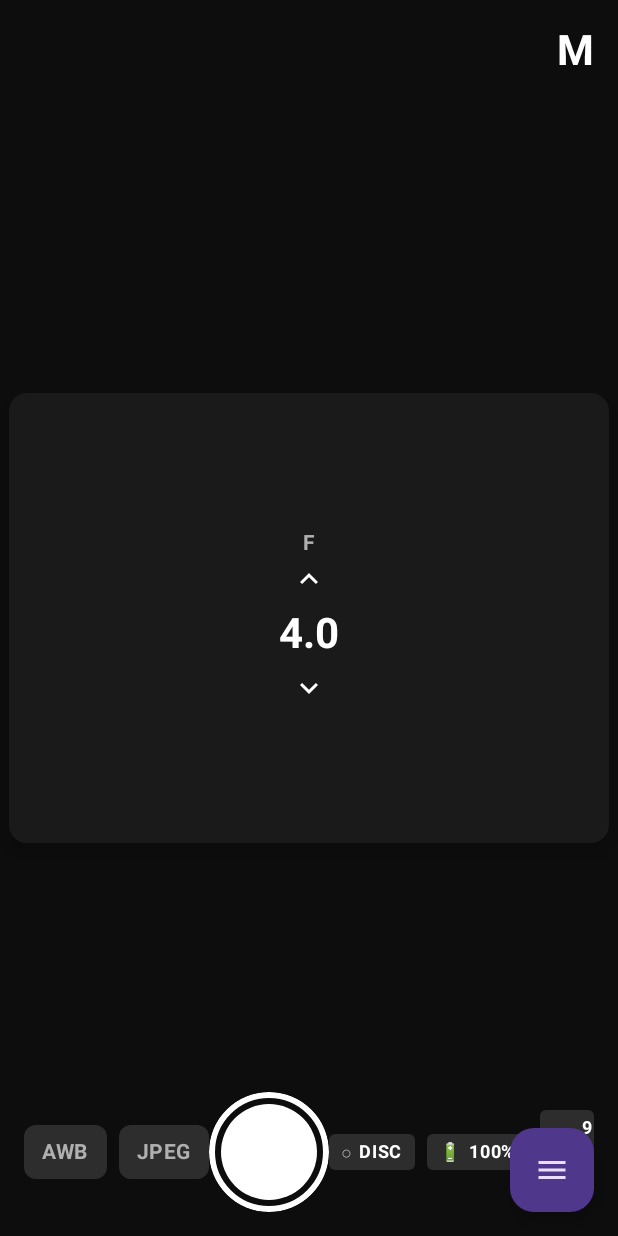
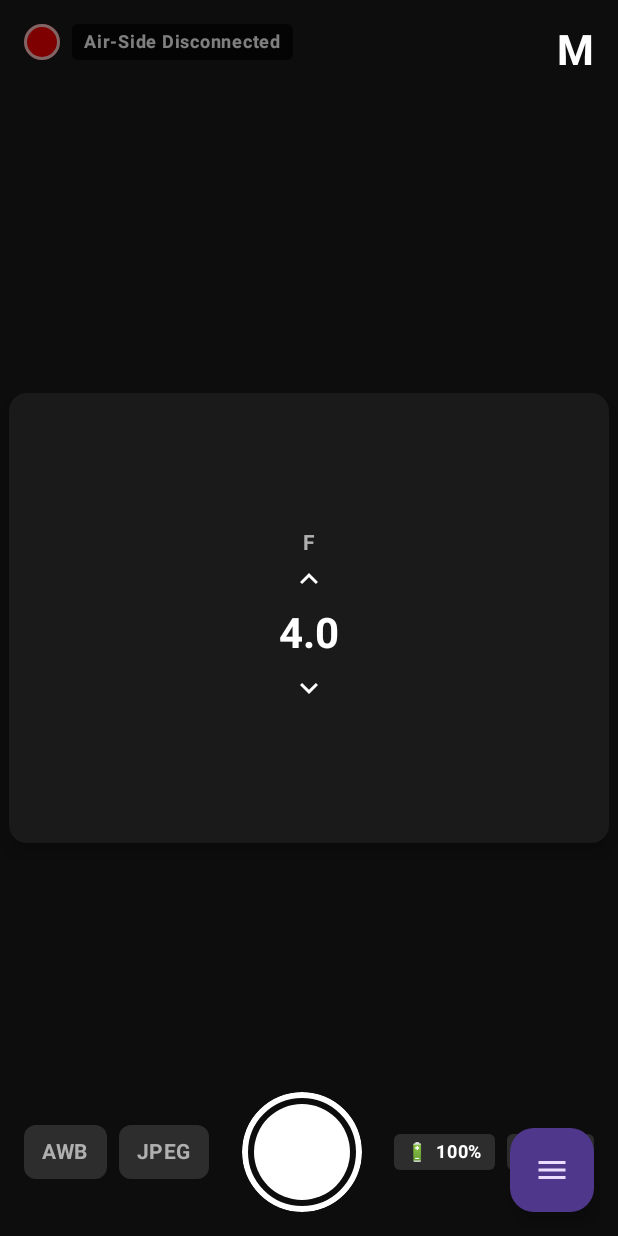
Before and after one commit to unmanned-systems-uk/DPM-V2, an Android app built with Jetpack Compose: the screen it shows after launch (MainActivity), after a tap on "f/", on a phone screen of 412 x 824 dp. Run offline under Robolectric (Android 15) with nearby library versions, the phone set to English and light mode, and no system bars.

Commit message:
[FEATURE] Camera: Live connection status indicator with RED/GREEN circle
- Added real-time Air-Side connection status to camera screen
- RED circle = Disconnected (no heartbeats)
- GREEN circle = Connected (heartbeats active)
- Prominent indicator in top-left corner with status text

Camera Screen Changes:
- Added ConnectionStatusIndicator composable
  - 24dp colored circle with white border
  - Shows "Air-Side Connected/Disconnected" text
  - Semi-transparent black background for readability
- Moved connection status from bottom bar to top-left
- Removed redundant connection indicator from bottom status

CameraViewModel Enhancements:
- Integrated NetworkClient for real-time connection monitoring
- Observes network status and updates camera state
- Properly manages network client lifecycle (cleanup on clear)
- Connection reflects actual heartbeat status from Air-Side

Technical Details:
- Monitors ConnectionState.CONNECTED and OPERATIONAL states
- Uses Kotlin Flow to reactively update UI
- Updates PROGRESS_AND_TODO.md with implementation

🤖 Generated with [Claude Code](https://claude.com/claude-code)

Co-Authored-By: Claude <noreply@anthropic.com>

```diff
--- a/android/app/src/main/java/uk/unmannedsystems/dpm_android/camera/CameraControlScreen.kt
+++ b/android/app/src/main/java/uk/unmannedsystems/dpm_android/camera/CameraControlScreen.kt
@@ -1,6 +1,7 @@
 package uk.unmannedsystems.dpm_android.camera
 
 import androidx.compose.foundation.background
+import androidx.compose.foundation.border
 import androidx.compose.foundation.clickable
 import androidx.compose.foundation.layout.Arrangement
 import androidx.compose.foundation.layout.Box
@@ -13,6 +14,7 @@ import androidx.compose.foundation.layout.height
 import androidx.compose.foundation.layout.padding
 import androidx.compose.foundation.layout.size
 import androidx.compose.foundation.layout.width
+import androidx.compose.foundation.shape.CircleShape
 import androidx.compose.foundation.shape.RoundedCornerShape
 import androidx.compose.material3.Card
 import androidx.compose.material3.CardDefaults
@@ -131,14 +133,22 @@ private fun CameraControlContent(
             )
         }
 
-        // Minimized settings in top-left corner
+        // Connection status indicator - top-left corner
+        ConnectionStatusIndicator(
+            isConnected = cameraState.isConnected,
+            modifier = Modifier
+                .align(Alignment.TopStart)
+                .padding(16.dp)
+        )
+
+        // Minimized settings below connection indicator
         if (expandedSetting == ExpandedSetting.NONE) {
             MinimizedSettings(
                 cameraState = cameraState,
                 onExpandSetting = onExpandSetting,
                 modifier = Modifier
                     .align(Alignment.TopStart)
-                    .padding(16.dp)
+                    .padding(start = 16.dp, top = 80.dp, end = 16.dp)
             )
         }
 
@@ -192,11 +202,7 @@ private fun CameraControlContent(
                 horizontalArrangement = Arrangement.spacedBy(8.dp),
                 verticalAlignment = Alignment.CenterVertically
             ) {
-                // Status indicators
-                StatusIndicator(
-                    icon = if (cameraState.isConnected) "●" else "○",
-                    value = if (cameraState.isConnected) "CONN" else "DISC"
-                )
+                // Status indicators (removed connection status - now in top-left)
                 StatusIndicator(
                     icon = "🔋",
                     value = "${cameraState.batteryLevel}%"
@@ -376,6 +382,50 @@ private fun ExpandedSettingDialog(
     }
 }
 
+/**
+ * Connection status indicator with RED/GREEN circle
+ */
+@Composable
+private fun ConnectionStatusIndicator(
+    isConnected: Boolean,
+    modifier: Modifier = Modifier
+) {
+    Row(
+        modifier = modifier,
+        verticalAlignment = Alignment.CenterVertically,
+        horizontalArrangement = Arrangement.spacedBy(8.dp)
+    ) {
+        // Colored circle indicator
+        Box(
+            modifier = Modifier
+                .size(24.dp)
+                .background(
+                    color = if (isConnected) Color(0xFF00FF00) else Color(0xFFFF0000),
+                    shape = CircleShape
+                )
+                .border(
+                    width = 2.dp,
+                    color = Color.White.copy(alpha = 0.8f),
+                    shape = CircleShape
+                )
+        )
+
+        // Status text
+        Text(
+            text = if (isConnected) "Air-Side Connected" else "Air-Side Disconnected",
+            style = MaterialTheme.typography.labelMedium,
+            color = Color.White,
+            fontWeight = FontWeight.Bold,
+            modifier = Modifier
+                .background(
+                    color = Color.Black.copy(alpha = 0.7f),
+                    shape = RoundedCornerShape(4.dp)
+                )
+                .padding(horizontal = 8.dp, vertical = 4.dp)
+        )
+    }
+}
+
 @Preview(showBackground = true, widthDp = 800, heightDp = 480)
 @Composable
 fun CameraControlScreenPreview() {
--- a/android/app/src/main/java/uk/unmannedsystems/dpm_android/camera/CameraViewModel.kt
+++ b/android/app/src/main/java/uk/unmannedsystems/dpm_android/camera/CameraViewModel.kt
@@ -1,10 +1,15 @@
 package uk.unmannedsystems.dpm_android.camera
 
 import androidx.lifecycle.ViewModel
+import androidx.lifecycle.viewModelScope
 import kotlinx.coroutines.flow.MutableStateFlow
 import kotlinx.coroutines.flow.StateFlow
 import kotlinx.coroutines.flow.asStateFlow
 import kotlinx.coroutines.flow.update
+import kotlinx.coroutines.launch
+import uk.unmannedsystems.dpm_android.network.ConnectionState
+import uk.unmannedsystems.dpm_android.network.NetworkClient
+import uk.unmannedsystems.dpm_android.network.NetworkSettings
 
 /**
  * ViewModel for managing camera state and controls
@@ -12,6 +17,23 @@ import kotlinx.coroutines.flow.update
 class CameraViewModel : ViewModel() {
     private val _cameraState = MutableStateFlow(CameraState())
     val cameraState: StateFlow<CameraState> = _cameraState.asStateFlow()
+
+    // Network client for monitoring connection status
+    private val networkClient = NetworkClient(NetworkSettings())
+
+    init {
+        // Monitor network connection status
+        viewModelScope.launch {
+            networkClient.connectionStatus.collect { networkStatus ->
+                _cameraState.update { state ->
+                    state.copy(
+                        isConnected = networkStatus.state == ConnectionState.CONNECTED ||
+                                     networkStatus.state == ConnectionState.OPERATIONAL
+                    )
+                }
+            }
+        }
+    }
 
     /**
      * Increment shutter speed (faster)
@@ -131,4 +153,9 @@ class CameraViewModel : ViewModel() {
     fun setFocusMode(mode: FocusMode) {
         _cameraState.update { it.copy(focusMode = mode) }
     }
+
+    override fun onCleared() {
+        super.onCleared()
+        networkClient.close()
+    }
 }
```
Also changed, not shown: 1 other file.
